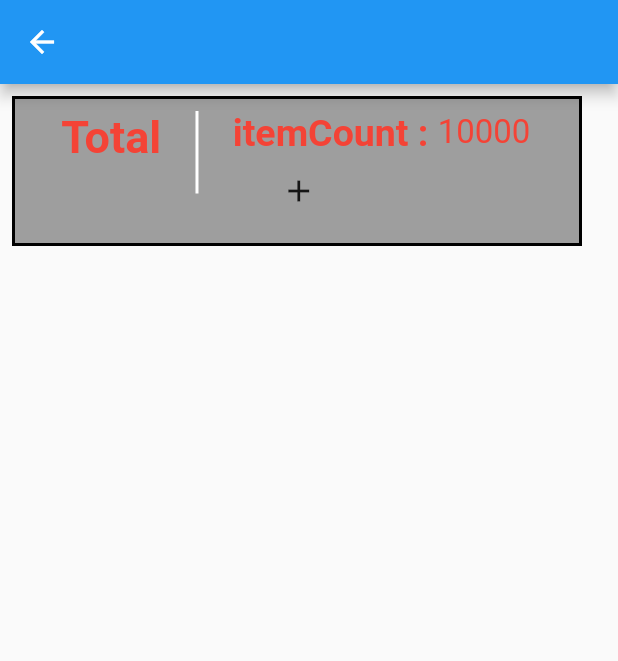
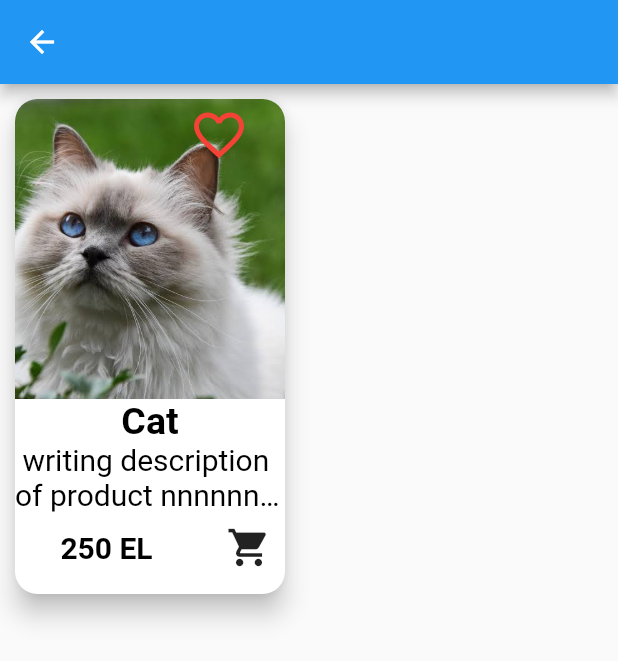
Before and after one commit to mostafa-mosad1/fff51, a Flutter app: the tast screen opened directly, on a phone screen of 412 x 824 dp. Shown: the top 661 px of the screen. Run offline on Flutter 3.47's test engine with Material 2 defaults, Android fonts, the phone set to English and light mode, and no system bars; our stand-ins replace carousel_pro, curved_navigation_bar, flutter_svg; project files that could hold a hidden picture were left out.

Commit message:
Merge remote-tracking branch 'github/master'

```diff
--- a/lib/main.dart
+++ b/lib/main.dart
@@ -2,6 +2,7 @@
 import 'package:fff/auth/signin.dart';
 import 'package:fff/auth/splashscreen.dart';
 import 'package:fff/pages/shop/pet.dart';
+import 'package:fff/tast.dart';
 
 import 'package:flutter/material.dart';
 
@@ -18,7 +19,8 @@ class MyApp extends StatelessWidget {
   Widget build(BuildContext context) {
     return MaterialApp(
       debugShowCheckedModeBanner: false,
-      home: SplashScreen(),
+      home:
+      SplashScreen(),
     );
   }
 }
--- a/lib/tast.dart
+++ b/lib/tast.dart
@@ -1,4 +1,9 @@
+import 'package:fff/pages/category.dart';
+import 'package:fff/pages/doctorpage/doctors.dart';
+import 'package:fff/pages/home.dart';
+import 'package:fff/pages/shop/favorite.dart';
 import 'package:fff/pages/shop/pet.dart';
+import 'package:fff/pages/shop/shop.dart';
 import 'package:flutter/cupertino.dart';
 import 'package:flutter/material.dart';
 
@@ -12,39 +17,145 @@ class tast extends StatefulWidget {
 }
 
 class _tastState extends State<tast> {
-  bool icon = false;
+  bool icon = true;
   @override
   Widget build(BuildContext context) {
-    return SafeArea(child: Scaffold(appBar: AppBar(),
-    body: Padding(
-      padding: const EdgeInsets.all(8.0),
-      child: Container(
-        width: 380,height: 100,decoration: BoxDecoration(color: Colors.grey,border: Border.all(color: Colors.black,width: 2)),
-        child: Padding(
-          padding: const EdgeInsets.all(8.0),
-          child: Row( mainAxisAlignment: MainAxisAlignment.spaceEvenly,
-              crossAxisAlignment: CrossAxisAlignment.start,
+    bool fav =false;
+    return Scaffold(appBar: AppBar(),
+    body: Column(
+        children:[
+          Container(
+            width: 200,height: 350,
+            child:   Card(
+
+              color: Colors.white,
+
+              shape: RoundedRectangleBorder(
+
+                borderRadius: BorderRadius.circular(15),
+
+              ),
+
+              elevation: 7,
+
+              margin: EdgeInsets.all(10),
+
+              child: Column(
+
                 children: [
-                Row(children: [
-                  Column(children: [Text("Total",style: TextStyle(fontSize: 30,color: Colors.red,fontWeight: FontWeight.bold),)],),],),
-                Container(height: 55,width: 2,color: Colors.white,),
-                Container( width: 200,
+
+                  Stack(
+
+                    children: [
+
+                      ClipRRect(
+
+                        borderRadius: BorderRadius.only(
+
+                          topLeft: Radius.circular(15),
+
+                          topRight: Radius.circular(15),
+
+                        ),
+
+                        child: Image.asset(
+
+                          "images/cat.jpg",
+
+                          height: 200,
+
+                          width: 180,
+
+                          fit: BoxFit.cover,
+
+                        ),
+
+                      ),
+
+                      Container(
+                        alignment: Alignment.topRight,
+
+
+                        // padding: EdgeInsets.symmetric(
+                        //
+                        //   vertical: 10,
+                        //
+                        //   horizontal: 20,
+                        //
+                        // ),
+
+
+
+                        child: MaterialButton(onPressed: (){
+                          setState(() {
+                            icon = !icon;
+                          });
+                        },child:    icon == false ?
+                        Icon(Icons.favorite,color: Colors.red,size: 40,) :
+                        Icon(Icons.favorite_border,color: Colors.red,size: 40,),)
+
+                      ),
+
+                    ],
+
+
+
+                  ),
+
+                  Column(
+
+                    children: [
+                      Center(
+                        child: Text("Cat",maxLines: 1,
+                            overflow: TextOverflow.ellipsis,
+                            style: TextStyle(
+                              fontSize: 25,
+                              color: Colors.black,
+                              fontWeight:FontWeight.bold
+                            )),
+                      ),
+                      Text(" writing description of product nnnnnnnnnnn",maxLines: 2,
+                          overflow: TextOverflow.ellipsis,
+                          style: TextStyle(
+                            fontSize: 20,
+                            color: Colors.black,
+                          )),
+
+
+                      Row(
+
+                        mainAxisAlignment: MainAxisAlignment.spaceBetween,
+
+                        children: [
+                          Container(width: 122,
                             child: Column(children: [
-                    Row(children: [
-                      Text("itemCount : ",style: TextStyle(fontSize: 25,color: Colors.red,fontWeight: FontWeight.bold),),
-                      Text("10000",style: TextStyle(fontSize: 22,color: Colors.red),),
+                              Text("250 EL",
+                                  style: TextStyle(
+                                    fontSize: 20,
+                                    color: Colors.black,
+                                      fontWeight:FontWeight.bold
+                                  )),
                             ],),
-                    Row(children: [
-                      MaterialButton(onPressed: (){setState(() {
-                        icon = !icon;
-                      });}, child: Icon((icon==false)?Icons.add:Icons.ac_unit_outlined) )
-                     ],),
-                  ],),
+                          ),
+
+                          Column(children: [
+                            IconButton(onPressed:(){}, icon:Icon(Icons.shopping_cart,size: 30,))
+                          ],)
+
+                        ],)
+
+                    ],
+
                   )
-                ]),
+
+                ],
+
+              ),
+
             ),
           ),
-    ),));
+        ]
+    ),);
 
   }
 }
--- a/pubspec.yaml
+++ b/pubspec.yaml
@@ -34,6 +34,7 @@ dependencies:
   flutter_svg:
   animated_bottom_navigation_bar:
   curved_navigation_bar:
+  custom_navigation_bar:
 
 
 
```
Also changed, not shown: lib/pages/home_management.dart (+46 -12 lines), lib/pages/shop/shop.dart (+4 -4 lines), lib/pages/shop/shop_management.dart (+15 -61 lines), pubspec.lock. Lines whose indentation alone changed are shown as unchanged.
